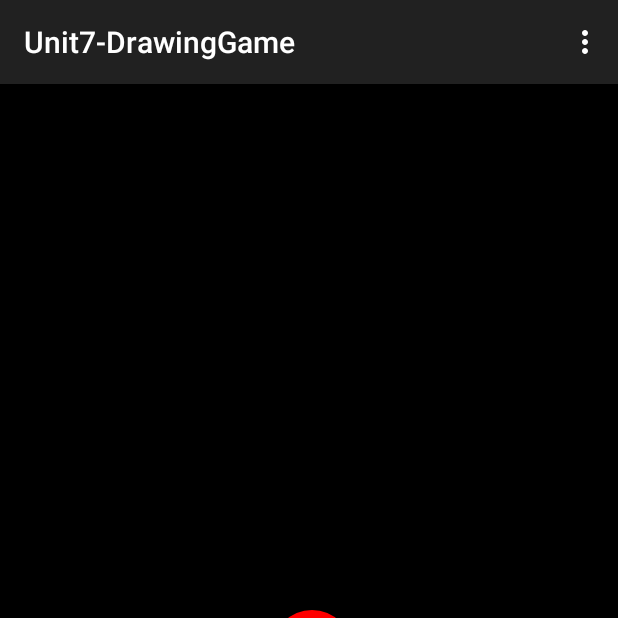
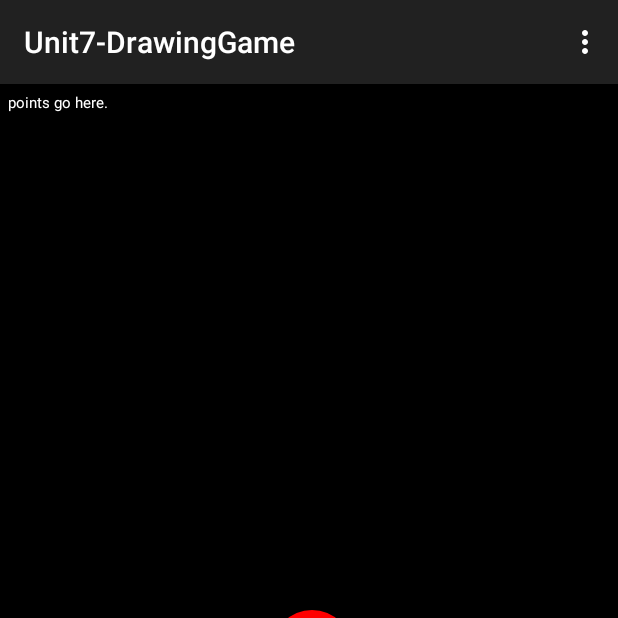
Before and after one commit to CheetahRobotics/Team10182, an Android app: the screen it shows after launch (MainActivity), on a phone screen of 412 x 824 dp, the top half of it. Run offline under Robolectric (Android 15) with nearby library versions, the phone set to English and light mode, and no system bars.

Commit message:
Add text view. Pass touch events to BobsView.

```diff
--- a/ProgrammingUnits/Unit7-DrawingGame/app/src/main/java/drwtcp/ftc/com/unit7_drawinggame/BobsView.java
+++ b/ProgrammingUnits/Unit7-DrawingGame/app/src/main/java/drwtcp/ftc/com/unit7_drawinggame/BobsView.java
@@ -47,6 +47,10 @@ public class BobsView extends ImageView implements Runnable {
         // Invalidate view at about 60fps
         postDelayed(this, 16);
     }
+    public int onUserTouch(int x, int y) {
+        Log.i("MainActivity", "Touch coordinates: " + String.valueOf(x) + "x" + String.valueOf(y));
+        return 0;
+    }
     public void run() {
         // Request a redraw of this view
         // onDraw(Canvas) will be called
--- a/ProgrammingUnits/Unit7-DrawingGame/app/src/main/java/drwtcp/ftc/com/unit7_drawinggame/MainActivity.java
+++ b/ProgrammingUnits/Unit7-DrawingGame/app/src/main/java/drwtcp/ftc/com/unit7_drawinggame/MainActivity.java
@@ -28,6 +28,7 @@ public class MainActivity extends AppCompatActivity {
 //                            String.valueOf(event.getX()) + "x" + String.valueOf(event.getY()));
                     Log.i("MainActivity", "Touch coordinates: " +
                             String.valueOf(event.getX()) + "x" + String.valueOf(event.getY()));
+                    ((BobsView) v).onUserTouch((int) event.getX(), (int) event.getY());
                 }
                 return true;
             }
--- a/ProgrammingUnits/Unit7-DrawingGame/app/src/main/res/layout/activity_main.xml
+++ b/ProgrammingUnits/Unit7-DrawingGame/app/src/main/res/layout/activity_main.xml
@@ -16,4 +16,15 @@
 
         </drwtcp.ftc.com.unit7_drawinggame.BobsView>
 
+    <TextView
+        android:id="@+id/numMatches"
+        android:layout_width="wrap_content"
+        android:layout_height="wrap_content"
+        android:layout_alignParentLeft="true"
+        android:layout_margin="5dp"
+        android:text="points go here."
+        android:textColor="@android:color/white"
+        android:textSize="10sp" />
+
+
 </RelativeLayout>
```
